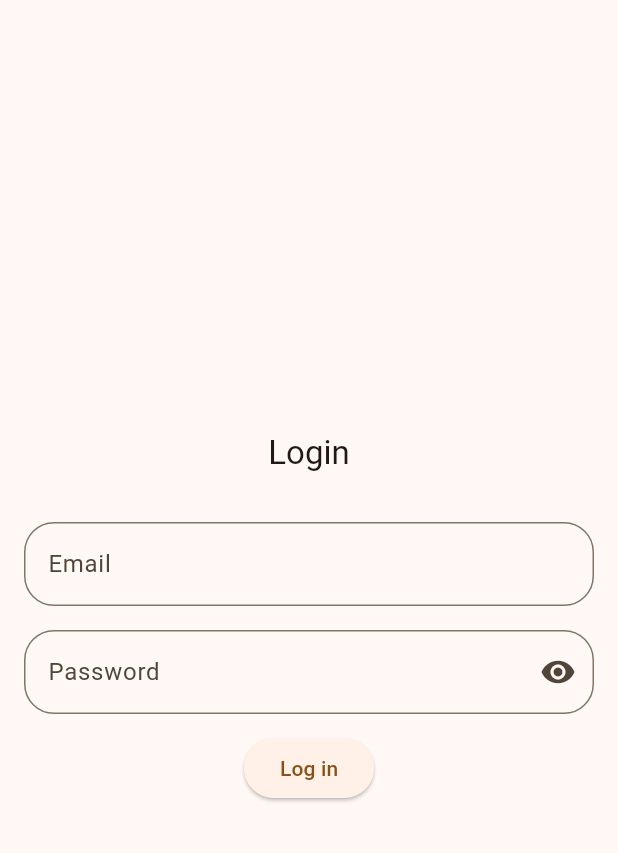
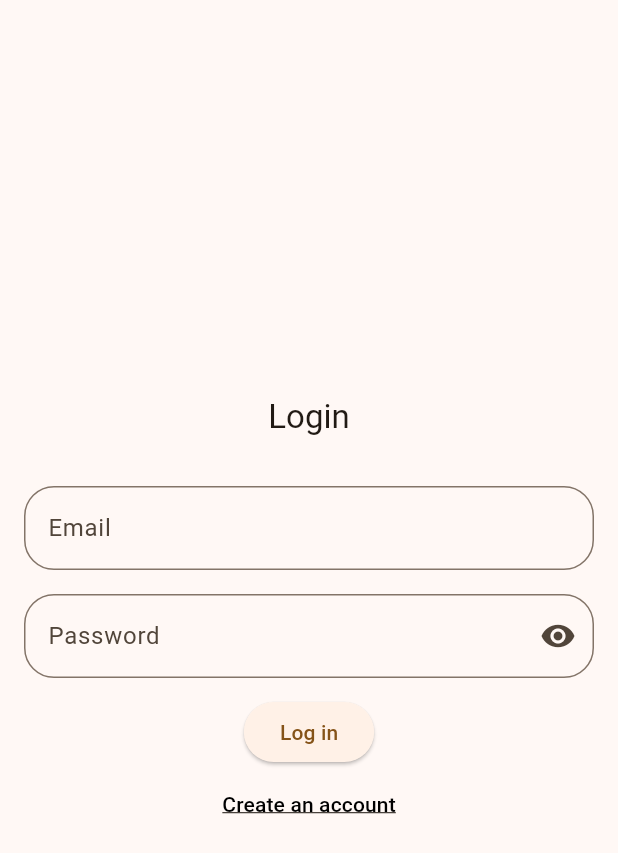
Before and after one commit to arcbueno/gym-training, a Flutter app: the screen it shows after launch, on a phone screen of 412 x 824 dp. Shown: the top 853 px of the screen. Run offline on Flutter 3.47's test engine with Material 3 defaults, Android fonts, the phone set to English and light mode, and no system bars; our stand-ins replace cloud_firestore, firebase_auth, firebase_core, firebase_crashlytics, get, get_storage and 2 more; accounts and stored records are empty.

Commit message:
Standardizing buttons and loadings

```diff
--- a/gym_training/lib/pages/login/login_page.dart
+++ b/gym_training/lib/pages/login/login_page.dart
@@ -1,10 +1,13 @@
 import 'package:flutter/material.dart';
 import 'package:get/get.dart';
+import 'package:gym_training/pages/create_account/create_account_page.dart';
 import 'package:gym_training/pages/home/home_page.dart';
 import 'package:gym_training/pages/login/login_controller.dart';
 import 'package:gym_training/pages/login/state.dart';
 import 'package:gym_training/utils/extensions.dart';
 import 'package:gym_training/widgets/custom_form_field.dart';
+import 'package:gym_training/widgets/error_text.dart';
+import 'package:gym_training/widgets/save_form_button.dart';
 
 class LoginPage extends StatefulWidget {
   const LoginPage({super.key});
@@ -30,9 +33,7 @@ class _LoginPageState extends State<LoginPage> {
         return SingleChildScrollView(
           child: SizedBox(
             height: MediaQuery.sizeOf(context).height,
-            child: Stack(
-              children: [
-                Padding(
+            child: Padding(
               padding: const EdgeInsets.all(16.0),
               child: Form(
                 key: _formKey,
@@ -44,13 +45,6 @@ class _LoginPageState extends State<LoginPage> {
                       style: Theme.of(context).textTheme.titleLarge,
                     ),
                     32.h,
-                        if (_controller.state.value is LoginError)
-                          Padding(
-                            padding: const EdgeInsets.all(8.0),
-                            child: ErrorWidget(
-                                (_controller.state.value as LoginError)
-                                    .errorMessage),
-                          ),
                     CustomFormField(
                       hintText: 'Email',
                       onChanged: (val) {
@@ -78,8 +72,16 @@ class _LoginPageState extends State<LoginPage> {
                       },
                     ),
                     12.h,
-                        ElevatedButton(
-                          onPressed: () async {
+                    if (_controller.state.value is LoginError)
+                      Padding(
+                        padding: const EdgeInsets.only(bottom: 12),
+                        child: ErrorText(
+                          text: (_controller.state.value as LoginError)
+                              .errorMessage,
+                        ),
+                      ),
+                    SaveFormButton(
+                      onTap: () async {
                         var success = _formKey.currentState?.validate();
                         if (success ?? false) {
                           var loginSuccess = await _controller.login();
@@ -88,17 +90,24 @@ class _LoginPageState extends State<LoginPage> {
                           }
                         }
                       },
-                          child: const Text('Log in'),
+                      text: 'Log in',
+                      isLoading: _controller.state.value is LoginLoading,
+                    ),
+                    TextButton(
+                      onPressed: () {
+                        Get.to(() => const CreateAccountPage());
+                      },
+                      child: const Text(
+                        'Create an account',
+                        style: TextStyle(
+                          decoration: TextDecoration.underline,
+                          color: Colors.black,
+                        ),
+                      ),
                     ),
                   ],
                 ),
               ),
-                ),
-                if (_controller.state.value is LoginLoading)
-                  const Center(
-                    child: CircularProgressIndicator(),
-                  ),
-              ],
             ),
           ),
         );
```
Also changed, not shown: gym_training/lib/pages/new_training/new_training_page.dart (+4 -4 lines), gym_training/lib/pages/training_execution/training_execution_page.dart (+26 -47 lines), gym_training/lib/widgets/exercise_bottom_sheet.dart (+4 -4 lines), gym_training/lib/widgets/save_button.dart (deleted, +0 -18 lines). Lines whose indentation alone changed are shown as unchanged.
